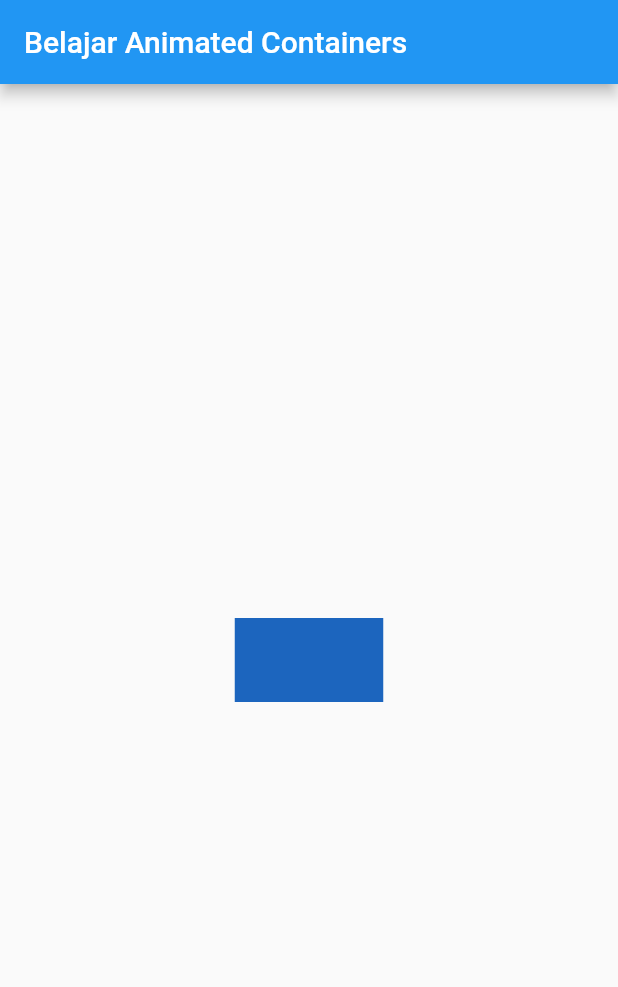
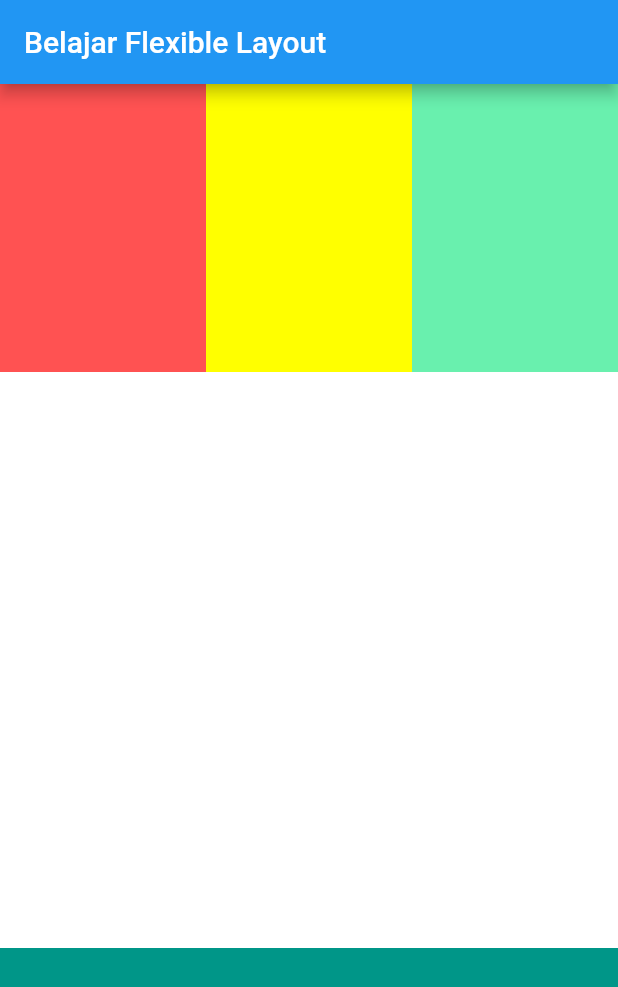
Before and after one commit to montohang/belajar-flutter, a Flutter app: the screen it shows after launch, on a phone screen of 412 x 824 dp. Shown: the top 987 px of the screen. Run offline on Flutter 3.47's test engine with Material 2 defaults, Android fonts, the phone set to English and light mode, and no system bars.

Commit message:
[Belajar Flexible Widget]

```diff
--- a/lib/main.dart
+++ b/lib/main.dart
@@ -8,6 +8,6 @@ void main() {
 class MyApp extends StatelessWidget {
   @override
   Widget build(BuildContext context) {
-    return MyAnimatedContainer();
+    return MyFlexibleWidget();
   }
 }
--- /dev/null
+++ b/lib/pages/flexible_widget.dart
@@ -0,0 +1,50 @@
+part of 'pages.dart';
+
+class MyFlexibleWidget extends StatelessWidget {
+  @override
+  Widget build(BuildContext context) {
+    return MaterialApp(
+      home: Scaffold(
+        appBar: AppBar(
+          title: Text("Belajar Flexible Layout"),
+        ),
+        body: Column(
+          children: [
+            Flexible(
+              flex: 1,
+              child: Row(
+                children: [
+                  Flexible(
+                      flex: 1,
+                      child: Container(
+                        color: Colors.redAccent,
+                      )),
+                  Flexible(
+                      flex: 1,
+                      child: Container(
+                        color: Colors.yellowAccent,
+                      )),
+                  Flexible(
+                      flex: 1,
+                      child: Container(
+                        color: Colors.greenAccent,
+                      )),
+                ],
+              ),
+            ),
+            Flexible(
+                flex: 2,
+                child: Container(
+                  color: Colors.white,
+                )),
+            Flexible(
+                flex: 1,
+                child: Container(
+                  color: Colors.teal,
+                )),
+          ],
+        ),
+      ),
+    );
+  }
+}
--- a/lib/pages/pages.dart
+++ b/lib/pages/pages.dart
@@ -8,3 +8,4 @@ part 'anonymous_method.dart';
 part 'text_style.dart';
 part 'list_and_list_view.dart';
 part 'animated_container.dart';
+part 'flexible_widget.dart';
```
